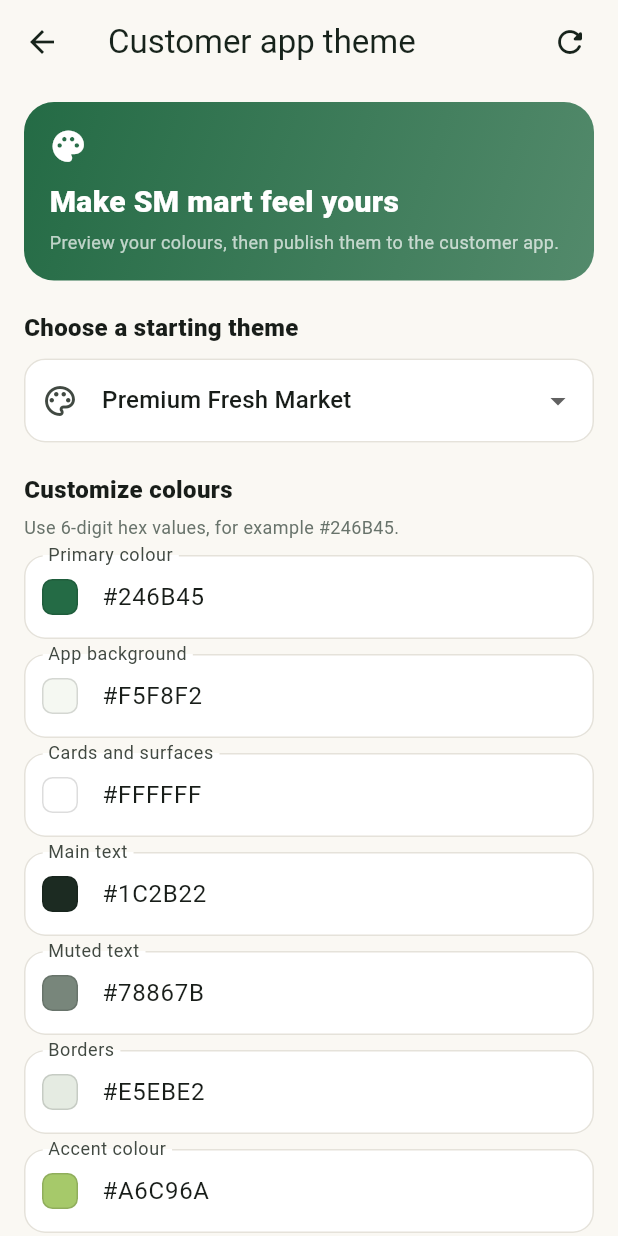
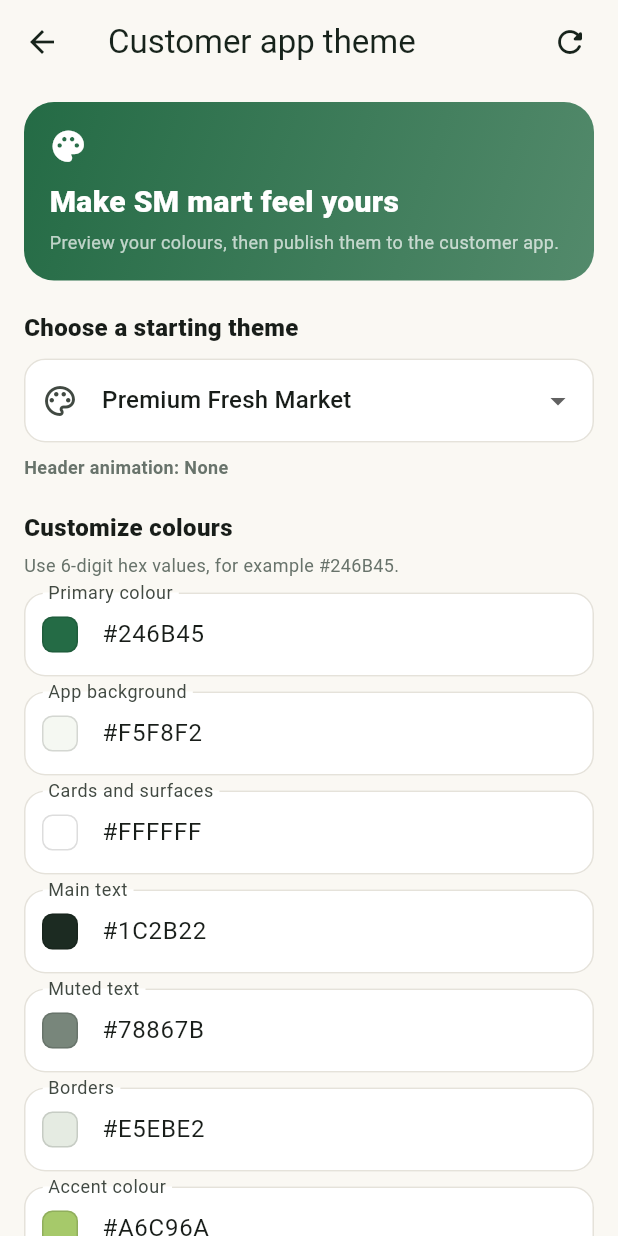
Before and after one commit to syedre/admin-sm-mart, a Flutter app: the ThemeSettingsPage screen opened directly, after a tap on the "refresh" icon, on a phone screen of 412 x 824 dp. Run offline on Flutter 3.47's test engine with Material 3 defaults, Android fonts, the phone set to English and light mode, and no system bars; our stand-ins replace firebase_core, firebase_messaging, flutter_dotenv, flutter_local_notifications, image_picker, material_ui and 1 more; accounts and stored records are empty.

Commit message:
Connect festival presets to header effects

```diff
--- a/lib/screens/theme_settings_page.dart
+++ b/lib/screens/theme_settings_page.dart
@@ -10,6 +10,7 @@ const _defaultTheme = <String, String>{
   'muted': '#78867B',
   'border': '#E5EBE2',
   'accent': '#A6C96A',
+  'festival_effect': '',
 };
 
 const _presets = <String, Map<String, String>>{
@@ -23,6 +24,7 @@ const _presets = <String, Map<String, String>>{
     'muted': '#778078',
     'border': '#E8E9E4',
     'accent': '#A6C96A',
+    'festival_effect': '',
   },
   'Midnight Green': {
     'theme_name': 'Midnight Green',
@@ -33,6 +35,7 @@ const _presets = <String, Map<String, String>>{
     'muted': '#A9B8AD',
     'border': '#314238',
     'accent': '#C4E58A',
+    'festival_effect': '',
   },
   'Diwali Celebration': {
     'theme_name': 'Diwali Celebration',
@@ -43,6 +46,7 @@ const _presets = <String, Map<String, String>>{
     'muted': '#887466',
     'border': '#F0DFCA',
     'accent': '#D9A441',
+    'festival_effect': 'diwali',
   },
   'Holi Festival': {
     'theme_name': 'Holi Festival',
@@ -53,6 +57,7 @@ const _presets = <String, Map<String, String>>{
     'muted': '#887B8B',
     'border': '#EEDFEB',
     'accent': '#E59A43',
+    'festival_effect': 'holi',
   },
   'Sankranti Harvest': {
     'theme_name': 'Sankranti Harvest',
@@ -63,6 +68,7 @@ const _presets = <String, Map<String, String>>{
     'muted': '#7C806B',
     'border': '#EAE2C9',
     'accent': '#D9A52B',
+    'festival_effect': 'sankranti',
   },
   'Eid Elegance': {
     'theme_name': 'Eid Elegance',
@@ -73,6 +79,7 @@ const _presets = <String, Map<String, String>>{
     'muted': '#748780',
     'border': '#DCEAE4',
     'accent': '#C6A45B',
+    'festival_effect': 'eid',
   },
   'Christmas Fresh': {
     'theme_name': 'Christmas Fresh',
@@ -83,6 +90,7 @@ const _presets = <String, Map<String, String>>{
     'muted': '#887477',
     'border': '#EFDFDF',
     'accent': '#3D8053',
+    'festival_effect': 'christmas',
   },
 };
 
@@ -96,6 +104,7 @@ class ThemeSettingsPage extends StatefulWidget {
 class _ThemeSettingsPageState extends State<ThemeSettingsPage> {
   final _fields = <String, TextEditingController>{};
   String _preset = 'Premium Fresh Market';
+  String _festivalEffect = '';
   bool _loading = true;
   bool _saving = false;
   String? _error;
@@ -152,6 +161,7 @@ class _ThemeSettingsPageState extends State<ThemeSettingsPage> {
           final value = config[key]?.toString();
           if (value != null && value.isNotEmpty) _fields[key]!.text = value;
         }
+        _festivalEffect = config['festival_effect']?.toString() ?? '';
         final name = config['theme_name']?.toString();
         if (name != null && _presets.containsKey(name)) _preset = name;
       }
@@ -166,6 +176,7 @@ class _ThemeSettingsPageState extends State<ThemeSettingsPage> {
     final preset = _presets[name]!;
     setState(() {
       _preset = name;
+      _festivalEffect = preset['festival_effect'] ?? '';
       for (final key in _labels.keys) {
         _fields[key]!.text = preset[key]!;
       }
@@ -188,6 +199,7 @@ class _ThemeSettingsPageState extends State<ThemeSettingsPage> {
       final config = <String, dynamic>{
         'version': 1,
         'theme_name': _preset,
+        'festival_effect': _festivalEffect,
         for (final key in _labels.keys)
           key: '#${_fields[key]!.text.trim().replaceFirst('#', '').toUpperCase()}',
         'published_at': DateTime.now().toUtc().toIso8601String(),
@@ -277,6 +289,13 @@ class _ThemeSettingsPageState extends State<ThemeSettingsPage> {
             items: _presets.keys.map((name) => DropdownMenuItem(value: name, child: Text(name))).toList(),
             onChanged: _applyPreset,
           ),
+          const SizedBox(height: 8),
+          Text(
+            _festivalEffect.isEmpty
+                ? 'Header animation: None'
+                : 'Header animation: ${_festivalEffect[0].toUpperCase()}${_festivalEffect.substring(1)}',
+            style: const TextStyle(color: Color(0xFF68736B), fontSize: 12, fontWeight: FontWeight.w600),
+          ),
           const SizedBox(height: 20),
           const Text('Customize colours', style: TextStyle(fontSize: 16, fontWeight: FontWeight.w800)),
           const SizedBox(height: 5),
```
